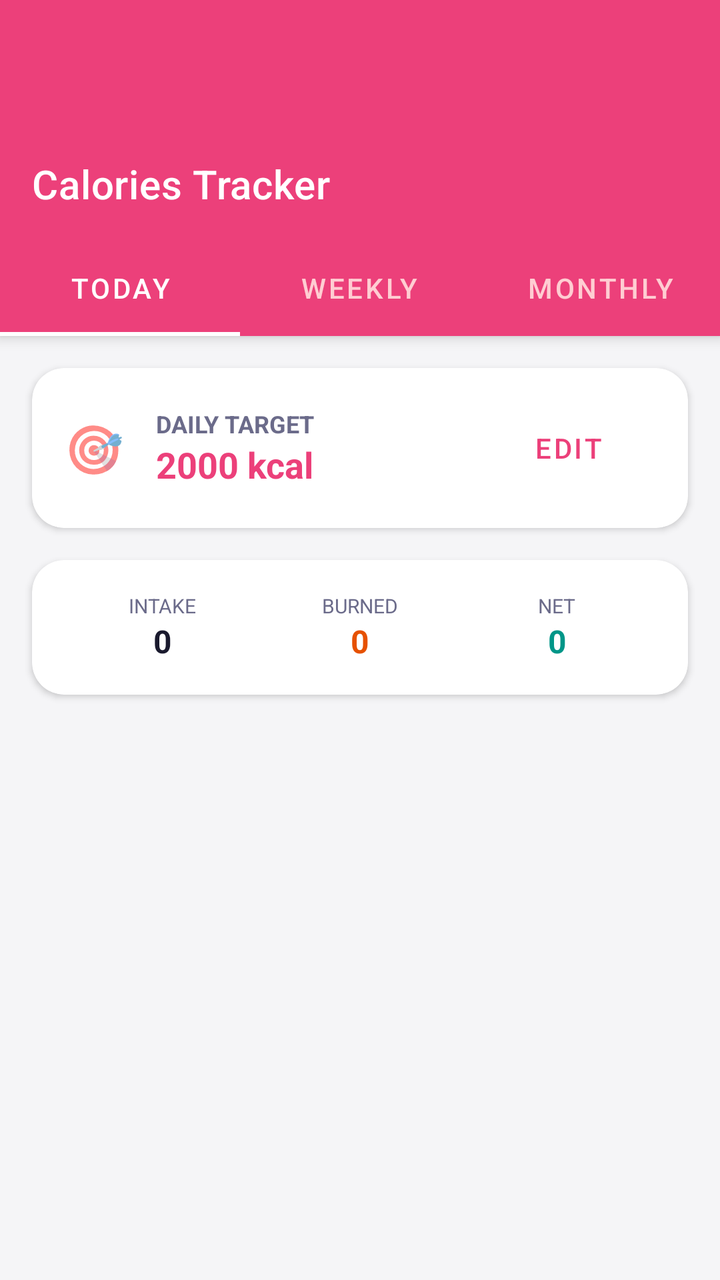
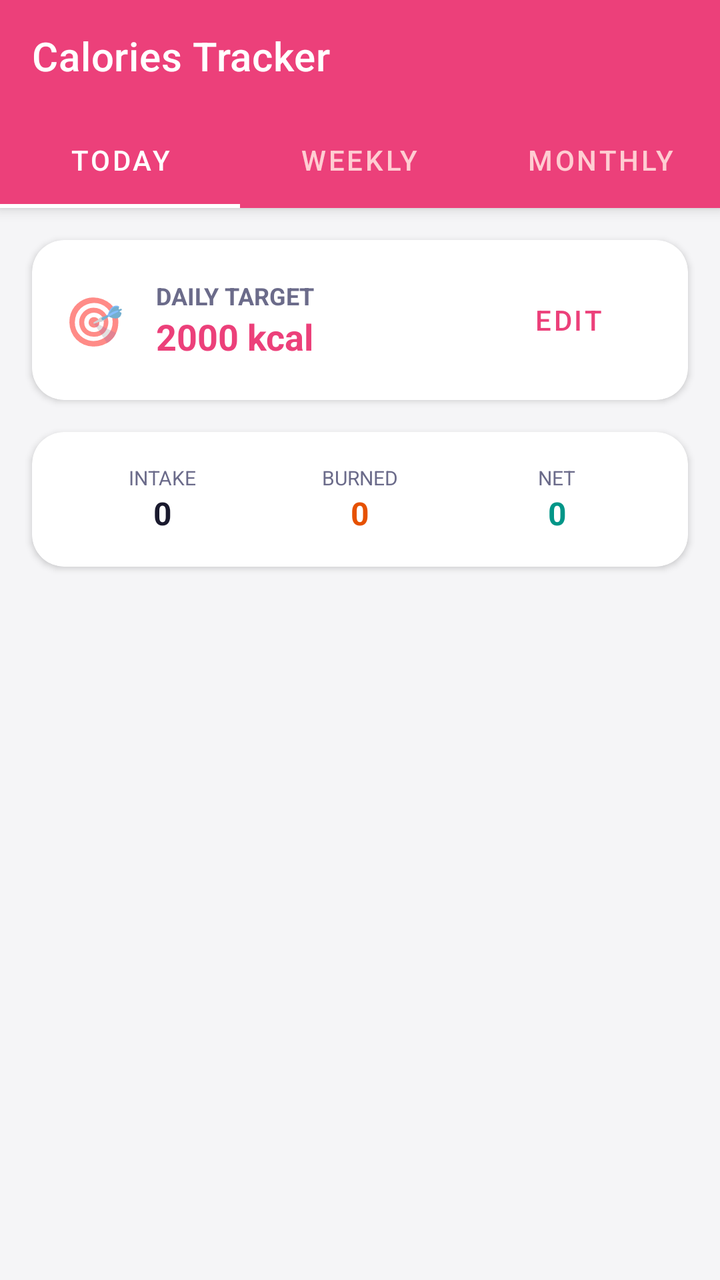

Two renders of the same Android screen: before a commit and after it. Below are the layout's source before the change and the commit's diff.
<!-- AndroidManifest.xml: application theme Theme.DailyRoutine -->
<!-- res/layout/activity_calories.xml -->
<?xml version="1.0" encoding="utf-8"?>
<androidx.coordinatorlayout.widget.CoordinatorLayout xmlns:android="http://schemas.android.com/apk/res/android"
    xmlns:app="http://schemas.android.com/apk/res-auto"
    android:layout_width="match_parent"
    android:layout_height="match_parent"
    android:background="@color/bgPage">

    <com.google.android.material.appbar.AppBarLayout
        android:layout_width="match_parent"
        android:layout_height="wrap_content"
        android:background="@color/healthCalories"
        android:paddingTop="64dp">

        <androidx.appcompat.widget.Toolbar
            android:id="@+id/toolbar"
            android:layout_width="match_parent"
            android:layout_height="?attr/actionBarSize"
            app:title="Calories Tracker"
            app:titleTextColor="@android:color/white"/>

        <com.google.android.material.tabs.TabLayout
            android:id="@+id/tabLayout"
            android:layout_width="match_parent"
            android:layout_height="wrap_content"
            android:background="@color/healthCalories"
            app:tabTextColor="#FFCDD2"
            app:tabSelectedTextColor="@android:color/white"
            app:tabIndicatorColor="@android:color/white"
            app:tabMode="fixed">
            <com.google.android.material.tabs.TabItem android:layout_width="wrap_content" android:layout_height="wrap_content" android:text="Today"/>
            <com.google.android.material.tabs.TabItem android:layout_width="wrap_content" android:layout_height="wrap_content" android:text="Weekly"/>
            <com.google.android.material.tabs.TabItem android:layout_width="wrap_content" android:layout_height="wrap_content" android:text="Monthly"/>
        </com.google.android.material.tabs.TabLayout>

    </com.google.android.material.appbar.AppBarLayout>

    <LinearLayout
        android:layout_width="match_parent"
        android:layout_height="match_parent"
        android:orientation="vertical"
        android:paddingBottom="80dp"
        app:layout_behavior="@string/appbar_scrolling_view_behavior">

        <com.google.android.material.card.MaterialCardView
            android:layout_width="match_parent"
            android:layout_height="wrap_content"
            android:layout_margin="16dp"
            app:cardCornerRadius="16dp"
            app:cardElevation="2dp">
            <LinearLayout
                android:layout_width="match_parent"
                android:layout_height="wrap_content"
                android:orientation="vertical">

                <LinearLayout
                    android:layout_width="match_parent"
                    android:layout_height="wrap_content"
                    android:orientation="horizontal"
                    android:padding="16dp"
                    android:gravity="center_vertical">
                    <TextView android:layout_width="wrap_content" android:layout_height="wrap_content" android:text="🎯" android:textSize="24sp"/>
                    <LinearLayout android:layout_width="0dp" android:layout_height="wrap_content" android:layout_weight="1" android:layout_marginStart="16dp" android:orientation="vertical">
                        <TextView android:layout_width="wrap_content" android:layout_height="wrap_content" android:text="Daily Target" android:textSize="12sp" android:textStyle="bold" android:textColor="@color/textSecondary" android:textAllCaps="true"/>
                        <TextView android:id="@+id/tvCalorieGoal" android:layout_width="wrap_content" android:layout_height="wrap_content" android:text="2000 kcal" android:textSize="18sp" android:textStyle="bold" android:textColor="@color/healthCalories"/>
                    </LinearLayout>
                    <Button android:id="@+id/btnEditGoal" style="@style/Widget.MaterialComponents.Button.TextButton" android:layout_width="wrap_content" android:layout_height="wrap_content" android:text="Edit" android:textColor="@color/healthCalories"/>
                </LinearLayout>

                <TextView
                    android:id="@+id/tvAnalyzing"
                    android:layout_width="match_parent"
                    android:layout_height="wrap_content"
                    android:text="🔍 AI Engine analyzing meals..."
                    android:textSize="11sp"
                    android:textStyle="italic"
                    android:textColor="@color/primary"
                    android:paddingHorizontal="16dp"
                    android:paddingBottom="12dp"
                    android:visibility="gone"/>
            </LinearLayout>
        </com.google.android.material.card.MaterialCardView>

        <com.google.android.material.card.MaterialCardView
            android:id="@+id/cardEnergyBalance"
            android:layout_width="match_parent"
            android:layout_height="wrap_content"
            android:layout_marginHorizontal="16dp"
            android:layout_marginBottom="16dp"
            app:cardCornerRadius="16dp"
            app:cardElevation="2dp">
            <LinearLayout
                android:layout_width="match_parent"
                android:layout_height="wrap_content"
                android:orientation="horizontal"
                android:padding="16dp"
                android:weightSum="3">
                <LinearLayout android:layout_width="0dp" android:layout_height="wrap_content" android:layout_weight="1" android:orientation="vertical" android:gravity="center">
                    <TextView android:layout_width="wrap_content" android:layout_height="wrap_content" android:text="Intake" android:textSize="10sp" android:textAllCaps="true" android:textColor="@color/textSecondary"/>
                    <TextView android:id="@+id/tvIntakeSum" android:layout_width="wrap_content" android:layout_height="wrap_content" android:text="0" android:textSize="16sp" android:textStyle="bold" android:textColor="@color/textPrimary"/>
                </LinearLayout>
                <LinearLayout android:layout_width="0dp" android:layout_height="wrap_content" android:layout_weight="1" android:orientation="vertical" android:gravity="center">
                    <TextView android:layout_width="wrap_content" android:layout_height="wrap_content" android:text="Burned" android:textSize="10sp" android:textAllCaps="true" android:textColor="@color/textSecondary"/>
                    <TextView android:id="@+id/tvBurnedSum" android:layout_width="wrap_content" android:layout_height="wrap_content" android:text="0" android:textSize="16sp" android:textStyle="bold" android:textColor="#E65100"/>
                </LinearLayout>
                <LinearLayout android:layout_width="0dp" android:layout_height="wrap_content" android:layout_weight="1" android:orientation="vertical" android:gravity="center">
                    <TextView android:layout_width="wrap_content" android:layout_height="wrap_content" android:text="Net" android:textSize="10sp" android:textAllCaps="true" android:textColor="@color/textSecondary"/>
                    <TextView android:id="@+id/tvNetBalance" android:layout_width="wrap_content" android:layout_height="wrap_content" android:text="0" android:textSize="16sp" android:textStyle="bold" android:textColor="@color/healthSync"/>
                </LinearLayout>
            </LinearLayout>
        </com.google.android.material.card.MaterialCardView>

        <FrameLayout
            android:id="@+id/container"
            android:layout_width="match_parent"
            android:layout_height="match_parent">

            
            <LinearLayout
                android:id="@+id/viewToday"
                android:layout_width="match_parent"
                android:layout_height="match_parent"
                android:orientation="vertical"
                android:visibility="visible">

                <LinearLayout
                    android:id="@+id/llTodayEmpty"
                    android:layout_width="match_parent"
                    android:layout_height="match_parent"
                    android:gravity="center"
                    android:orientation="vertical"
                    android:padding="32dp"
                    android:visibility="gone">
                    <TextView android:layout_width="wrap_content" android:layout_height="wrap_content" android:text="🍽️" android:textSize="64sp"/>
                    <TextView android:layout_width="wrap_content" android:layout_height="wrap_content" android:text="No Meals Found" android:textSize="18sp" android:textStyle="bold" android:textColor="@color/textPrimary" android:layout_marginTop="16dp"/>
                    <TextView android:layout_width="wrap_content" android:layout_height="wrap_content" android:text="Add meals to your Nutrition plan to see calorie breakdowns." android:textSize="14sp" android:textColor="@color/textSecondary" android:gravity="center" android:layout_marginTop="8dp"/>
                </LinearLayout>

                <androidx.recyclerview.widget.RecyclerView
                    android:id="@+id/rvTodayCalories"
                    android:layout_width="match_parent"
                    android:layout_height="0dp"
                    android:layout_weight="1"
                    android:paddingHorizontal="16dp"
                    android:clipToPadding="false"/>
                <TextView
                    android:id="@+id/tvDailyWarning"
                    android:layout_width="match_parent"
                    android:layout_height="wrap_content"
                    android:padding="16dp"
                    android:text="⚠️ You have exceeded your daily calorie limit!"
                    android:textColor="#E65100"
                    android:textStyle="bold"
                    android:gravity="center"
                    android:background="#FFF3E0"
                    android:visibility="gone"/>
            </LinearLayout>

            
            <LinearLayout
                android:id="@+id/viewWeekly"
                android:layout_width="match_parent"
                android:layout_height="match_parent"
                android:orientation="vertical"
                android:visibility="gone">

                
                <HorizontalScrollView
                    android:layout_width="match_parent"
                    android:layout_height="300dp"
                    android:scrollbars="none">
                    <LinearLayout
                        android:id="@+id/llWeeklyGraph"
                        android:layout_width="wrap_content"
                        android:layout_height="match_parent"
                        android:orientation="horizontal"
                        android:padding="16dp"
                        android:gravity="bottom"/>
                </HorizontalScrollView>

                <TextView
                    android:id="@+id/tvWeeklyWarning"
                    android:layout_width="match_parent"
                    android:layout_height="wrap_content"
                    android:padding="16dp"
                    android:text="⚠️ You have exceeded your calorie limit for this week!"
                    android:textColor="#E65100"
                    android:textStyle="bold"
                    android:gravity="center"
                    android:background="#FFF3E0"
                    android:visibility="gone"
                    android:layout_marginTop="16dp"/>
            </LinearLayout>

            
            <LinearLayout
                android:id="@+id/viewMonthly"
                android:layout_width="match_parent"
                android:layout_height="match_parent"
                android:orientation="vertical"
                android:visibility="gone">

                <androidx.recyclerview.widget.RecyclerView
                    android:id="@+id/rvMonthlyCalories"
                    android:layout_width="match_parent"
                    android:layout_height="match_parent"
                    android:paddingBottom="80dp"
                    android:clipToPadding="false"
                    app:layoutManager="androidx.recyclerview.widget.LinearLayoutManager"
                    android:orientation="horizontal"/>

                <TextView
                    android:id="@+id/tvMonthlyWarning"
                    android:layout_width="match_parent"
                    android:layout_height="wrap_content"
                    android:padding="16dp"
                    android:text="⚠️ Limit exceeded in weeks: ..."
                    android:textColor="#E65100"
                    android:textStyle="bold"
                    android:gravity="center"
                    android:background="#FFF3E0"
                    android:visibility="gone"
                    android:layout_marginTop="16dp"/>
            </LinearLayout>

        </FrameLayout>

    </LinearLayout>

</androidx.coordinatorlayout.widget.CoordinatorLayout>
<!-- resources referenced by this layout -->
<resources>
  <color name="bgPage">#F5F5F7</color>
  <color name="healthCalories">#EC407A</color>
  <color name="healthSync">#009688</color>
  <color name="primary">#5B5FEF</color>
  <color name="textPrimary">#1A1A2E</color>
  <color name="textSecondary">#6B6B8A</color>
  <style name="Theme.DailyRoutine" parent="Theme.MaterialComponents.DayNight.NoActionBar">
          <item name="colorPrimary">@color/primary</item>
          <item name="colorPrimaryVariant">@color/primaryDark</item>
          <item name="colorOnPrimary">@android:color/white</item>
          <item name="colorSecondary">@color/accent</item>
          <item name="colorOnSecondary">@android:color/white</item>
          <item name="android:windowBackground">@color/bgPage</item>
          <item name="android:statusBarColor">@color/statusBar</item>
          <item name="android:navigationBarColor">@color/primaryDark</item>
          
          <item name="dialogCornerRadius">16dp</item>
      </style>
  <color name="primaryDark">#3F41C2</color>
  <color name="accent">#7E57C2</color>
  <color name="statusBar">#5B5FEF</color>
</resources>

<!-- the commit's change to res/layout/activity_calories.xml (unified diff, before → after) -->
@@ -6,10 +6,10 @@
     android:background="@color/bgPage">
 
     <com.google.android.material.appbar.AppBarLayout
+        android:id="@+id/appBar"
         android:layout_width="match_parent"
         android:layout_height="wrap_content"
-        android:background="@color/healthCalories"
-        android:paddingTop="64dp">
+        android:background="@color/healthCalories">
 
         <androidx.appcompat.widget.Toolbar
             android:id="@+id/toolbar"
@@ -35,10 +35,11 @@
     </com.google.android.material.appbar.AppBarLayout>
 
     <LinearLayout
+        android:id="@+id/contentRoot"
         android:layout_width="match_parent"
         android:layout_height="match_parent"
         android:orientation="vertical"
-        android:paddingBottom="80dp"
+        android:paddingBottom="24dp"
         app:layout_behavior="@string/appbar_scrolling_view_behavior">
 
         <com.google.android.material.card.MaterialCardView
@@ -203,7 +204,7 @@
                     android:id="@+id/rvMonthlyCalories"
                     android:layout_width="match_parent"
                     android:layout_height="match_parent"
-                    android:paddingBottom="80dp"
+                    android:paddingBottom="24dp"
                     android:clipToPadding="false"
                     app:layoutManager="androidx.recyclerview.widget.LinearLayoutManager"
                     android:orientation="horizontal"/>
